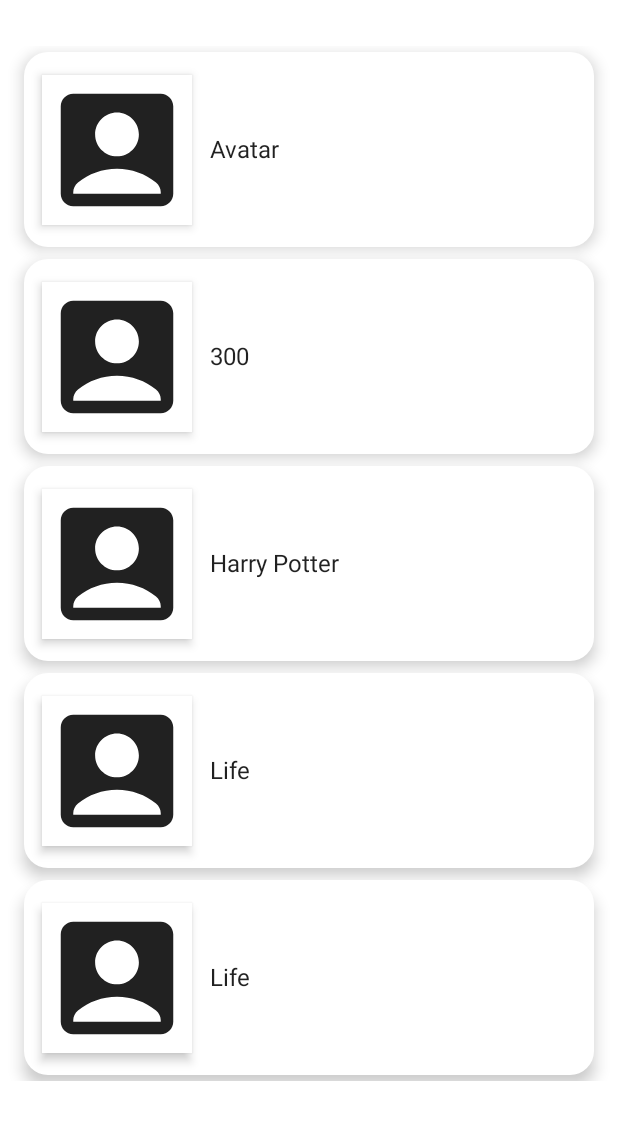
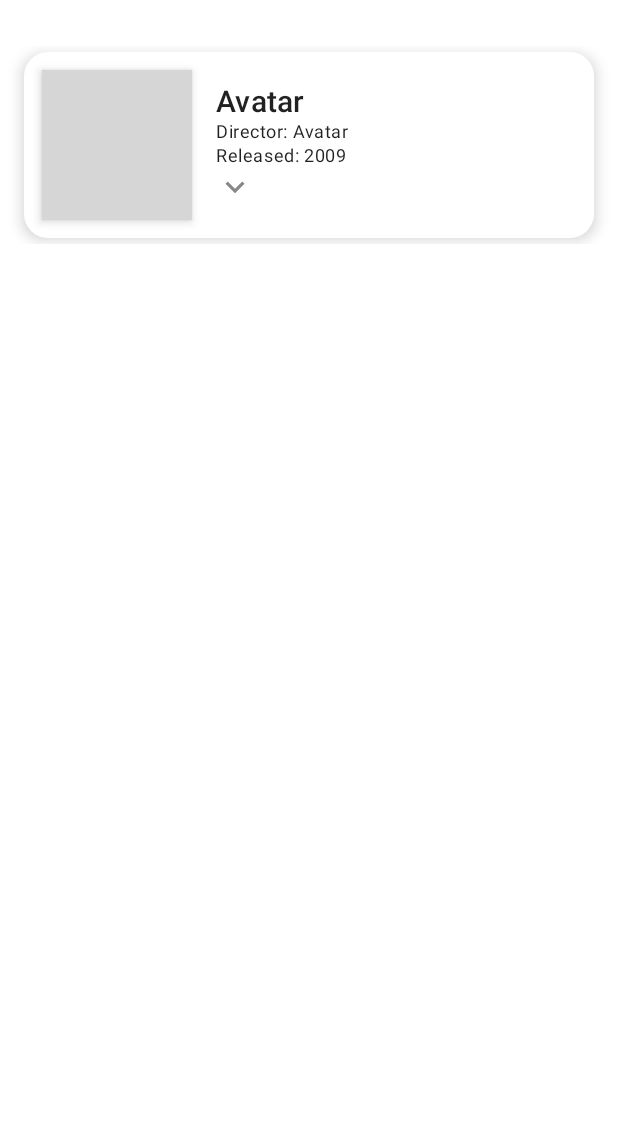
Before and after one commit to PaulMarcelo/u-pd-android-jetpack-compose-comprehensive-bootcamp-2022, an Android app built with Jetpack Compose: the screen it shows after launch (MainActivity), on a phone screen of 412 x 824 dp, the part 56-1196 px from its top. Run offline under Robolectric (Android 15) with nearby library versions, the phone set to English and light mode, and no system bars; pictures from the network do not load; 3 statements that could not run were skipped; grey boxes are pictures that could not be loaded.

Commit message:
Added images and feature of Movies

```diff
--- a/MovieApp/app/build.gradle
+++ b/MovieApp/app/build.gradle
@@ -62,4 +62,5 @@ dependencies {
     debugImplementation "androidx.compose.ui:ui-test-manifest:$compose_ui_version"
 
     implementation "androidx.navigation:navigation-compose:2.5.3"
+    implementation "io.coil-kt:coil-compose:1.4.0"
 }
--- a/MovieApp/app/src/main/AndroidManifest.xml
+++ b/MovieApp/app/src/main/AndroidManifest.xml
@@ -2,6 +2,7 @@
 <manifest xmlns:android="http://schemas.android.com/apk/res/android"
     xmlns:tools="http://schemas.android.com/tools">
 
+    <uses-permission android:name="android.permission.INTERNET"/>
     <application
         android:allowBackup="true"
         android:dataExtractionRules="@xml/data_extraction_rules"
--- a/MovieApp/app/src/main/java/ec/com/pmyb/movieapp/MainActivity.kt
+++ b/MovieApp/app/src/main/java/ec/com/pmyb/movieapp/MainActivity.kt
@@ -16,6 +16,7 @@ import androidx.compose.ui.Modifier
 import androidx.compose.ui.graphics.RectangleShape
 import androidx.compose.ui.tooling.preview.Preview
 import androidx.compose.ui.unit.dp
+import ec.com.pmyb.movieapp.model.Movie
 import ec.com.pmyb.movieapp.navigation.MovieNavigation
 import ec.com.pmyb.movieapp.ui.theme.MovieAppTheme
 
@@ -37,40 +38,6 @@ fun MyApp(content: @Composable () -> Unit) {
     }
 }
 
-@Composable
-fun MovieRow(movie: String, onItemClick:(String)->Unit={}) {
-    Card(
-        modifier = Modifier
-            .padding(4.dp)
-            .fillMaxWidth()
-            .heightIn(130.dp)
-            .clickable {
-                onItemClick.invoke(movie)
-            },
-        shape = RoundedCornerShape(corner = CornerSize(16.dp)),
-        elevation = 6.dp
-    ) {
-        Row(
-            verticalAlignment = Alignment.CenterVertically,
-            horizontalArrangement = Arrangement.Start
-        ) {
-            Surface(
-                modifier = Modifier
-                    .padding(12.dp)
-                    .size(100.dp),
-                shape = RectangleShape,
-                elevation = 4.dp
-            ) {
-                Icon(imageVector = Icons.Default.AccountBox, contentDescription = "")
-
-            }
-            Text(text = movie)
-        }
-
-
-    }
-}
-
 @Preview(showBackground = true)
 @Composable
 fun DefaultPreview() {
--- /dev/null
+++ b/MovieApp/app/src/main/java/ec/com/pmyb/movieapp/model/Movie.kt
@@ -0,0 +1,33 @@
+package ec.com.pmyb.movieapp.model
+
+data class Movie(
+    val id: String,
+    val title: String,
+    val year: String,
+    val genre: String,
+    val director: String,
+    val actors: String,
+    val plot: String,
+    val poster: String,
+    val images: List<String>,
+    val rating: String,
+)
+
+fun getMovies(): List<Movie> {
+    return listOf(
+        Movie(
+            id = "tt0499549",
+            title = "Avatar",
+            year = "2009",
+            genre = "Action",
+            director = "James cameron",
+            actors = "Zoe Saldana",
+            plot = "A paraplegic marine dispatche..",
+            poster = "https://lumiere-a.akamaihd.net/v1/images/auyt_20cs_avatarrerelease_thumbnail_94e3d3d8.jpeg?region=10,7,1057,596&width=768",
+            images = listOf("https://static2.abc.es/media/play/2020/09/29/avatar-kE4H--1024x512@abc.jpeg",
+            "https://i0.wp.com/imgs.hipertextual.com/wp-content/uploads/2020/01/hipertextual-arte-conceptual-avatar-2-muestra-nuevos-rincones-pandora-2020623395.jpg?fit=2048%2C1295&quality=50&strip=all&ssl=1",
+            "https://lumiere-a.akamaihd.net/v1/images/3_avtr-460_2647266a.jpeg?region=0,0,1920,1080&width=960"),
+            rating = "7.9"
+        )
+    )
+}
--- a/MovieApp/app/src/main/java/ec/com/pmyb/movieapp/screens/home/HomeScreen.kt
+++ b/MovieApp/app/src/main/java/ec/com/pmyb/movieapp/screens/home/HomeScreen.kt
@@ -12,8 +12,10 @@ import androidx.compose.ui.Modifier
 import androidx.compose.ui.graphics.Color
 import androidx.compose.ui.unit.dp
 import androidx.navigation.NavController
-import ec.com.pmyb.movieapp.MovieRow
+import ec.com.pmyb.movieapp.model.Movie
+import ec.com.pmyb.movieapp.model.getMovies
 import ec.com.pmyb.movieapp.navigation.MovieScreens
+import ec.com.pmyb.movieapp.widgets.MovieRow
 
 @Composable
 fun HomeScreen(navController: NavController) {
@@ -28,9 +30,7 @@ fun HomeScreen(navController: NavController) {
 
 @Composable
 fun MainContent(
-    navController: NavController, movieList: List<String> = listOf(
-        "Avatar", "300", "Harry Potter", "Life", "Life"
-    )
+    navController: NavController, movieList: List<Movie> = getMovies()
 ) {
     Column(modifier = Modifier.padding(12.dp)) {
         LazyColumn {
--- /dev/null
+++ b/MovieApp/app/src/main/java/ec/com/pmyb/movieapp/widgets/Widgets.kt
@@ -0,0 +1,142 @@
+package ec.com.pmyb.movieapp.widgets
+
+import androidx.compose.animation.AnimatedVisibility
+import androidx.compose.foundation.Image
+import androidx.compose.foundation.clickable
+import androidx.compose.foundation.layout.*
+import androidx.compose.foundation.shape.CornerSize
+import androidx.compose.foundation.shape.RoundedCornerShape
+import androidx.compose.material.*
+import androidx.compose.material.icons.Icons
+import androidx.compose.material.icons.filled.AccountBox
+import androidx.compose.material.icons.filled.KeyboardArrowDown
+import androidx.compose.material.icons.filled.KeyboardArrowUp
+import androidx.compose.runtime.*
+import androidx.compose.ui.Alignment
+import androidx.compose.ui.Modifier
+import androidx.compose.ui.graphics.Color
+import androidx.compose.ui.graphics.RectangleShape
+import androidx.compose.ui.layout.ContentScale
+import androidx.compose.ui.text.SpanStyle
+import androidx.compose.ui.text.buildAnnotatedString
+import androidx.compose.ui.text.font.FontWeight
+import androidx.compose.ui.text.withStyle
+import androidx.compose.ui.tooling.preview.Preview
+import androidx.compose.ui.unit.dp
+import androidx.compose.ui.unit.sp
+import coil.compose.rememberImagePainter
+import coil.transform.CircleCropTransformation
+import ec.com.pmyb.movieapp.R
+import ec.com.pmyb.movieapp.model.Movie
+import ec.com.pmyb.movieapp.model.getMovies
+
+@Preview
+@Composable
+fun MovieRow(movie: Movie = getMovies()[0], onItemClick: (String) -> Unit = {}) {
+    var expanded by remember {
+        mutableStateOf(false)
+    }
+    Card(
+        modifier = Modifier
+            .padding(4.dp)
+            .fillMaxWidth()
+//            .heightIn(130.dp)
+            .clickable {
+                onItemClick.invoke(movie.id)
+            },
+        shape = RoundedCornerShape(corner = CornerSize(16.dp)),
+        elevation = 6.dp
+    ) {
+        Row(
+            verticalAlignment = Alignment.CenterVertically,
+            horizontalArrangement = Arrangement.Start
+        ) {
+            Surface(
+                modifier = Modifier
+                    .padding(12.dp)
+                    .size(100.dp),
+                shape = RectangleShape,
+                elevation = 4.dp
+            ) {
+                Image(painter = rememberImagePainter(data = movie.poster,
+                    builder = {
+                        placeholder(R.drawable.ic_launcher_background)
+                        crossfade(true)
+//                        transformations(CircleCropTransformation())
+                    }
+
+                ), contentDescription = "Movie Poster",
+                    modifier = Modifier.aspectRatio(1.0f),
+                    contentScale = ContentScale.Crop
+                )
+
+//                Icon(imageVector = Icons.Default.AccountBox, contentDescription = "")
+
+            }
+            Column(modifier = Modifier.padding(4.dp)) {
+                Text(text = movie.title, style = MaterialTheme.typography.h6)
+                Text(
+                    text = "Director: ${movie.title}",
+                    style = MaterialTheme.typography.caption
+                )
+                Text(
+                    text = "Released: ${movie.year}",
+                    style = MaterialTheme.typography.caption
+                )
+                AnimatedVisibility(visible = expanded) {
+                    Column {
+                        Text(
+                            buildAnnotatedString {
+                                withStyle(
+                                    style = SpanStyle(
+                                        color = Color.DarkGray,
+                                        fontSize = 13.sp
+                                    )
+                                ) {
+                                    append("Plor: ")
+                                }
+                                withStyle(
+                                    style = SpanStyle(
+                                        color = Color.DarkGray,
+                                        fontSize = 13.sp,
+                                        fontWeight = FontWeight.Light
+                                    )
+                                ) {
+                                    append(movie.plot)
+                                }
+                            }, modifier = Modifier.padding(6.dp)
+                        )
+                        Divider(modifier = Modifier.padding(6.dp))
+                        Text(
+                            text = "Director: ${movie.director}",
+                            style = MaterialTheme.typography.caption
+                        )
+                        Text(
+                            text = "Actors: ${movie.actors}",
+                            style = MaterialTheme.typography.caption
+                        )
+                        Text(
+                            text = "Rating: ${movie.rating}",
+                            style = MaterialTheme.typography.caption
+                        )
+                    }
+                }
+                Icon(
+                    imageVector =
+                    if (expanded)
+                        Icons.Filled.KeyboardArrowUp
+                    else
+                        Icons.Filled.KeyboardArrowDown,
+                    contentDescription = "Down Arrow",
+                    modifier = Modifier
+                        .size(25.dp)
+                        .clickable { expanded = !expanded },
+                    tint = Color.Gray
+                )
+
+            }
+        }
+
+
+    }
+}
```
Also changed, not shown: MovieApp/app/src/main/java/ec/com/pmyb/movieapp/screens/details/DetailsScreen.kt (+36 -3 lines).
